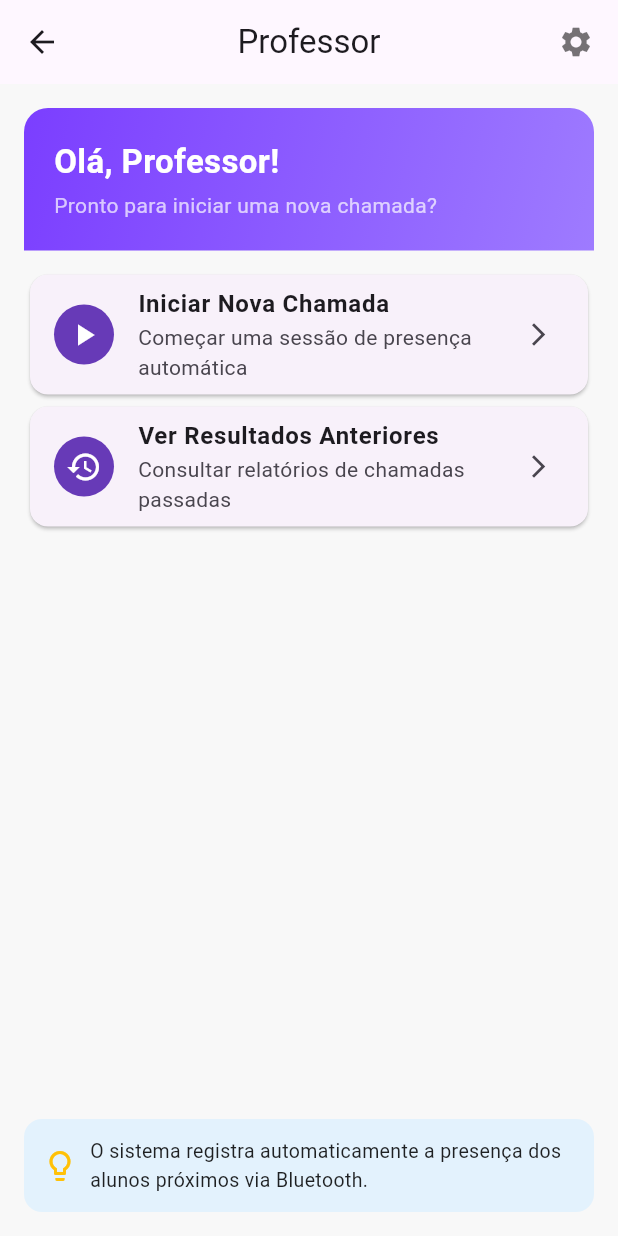
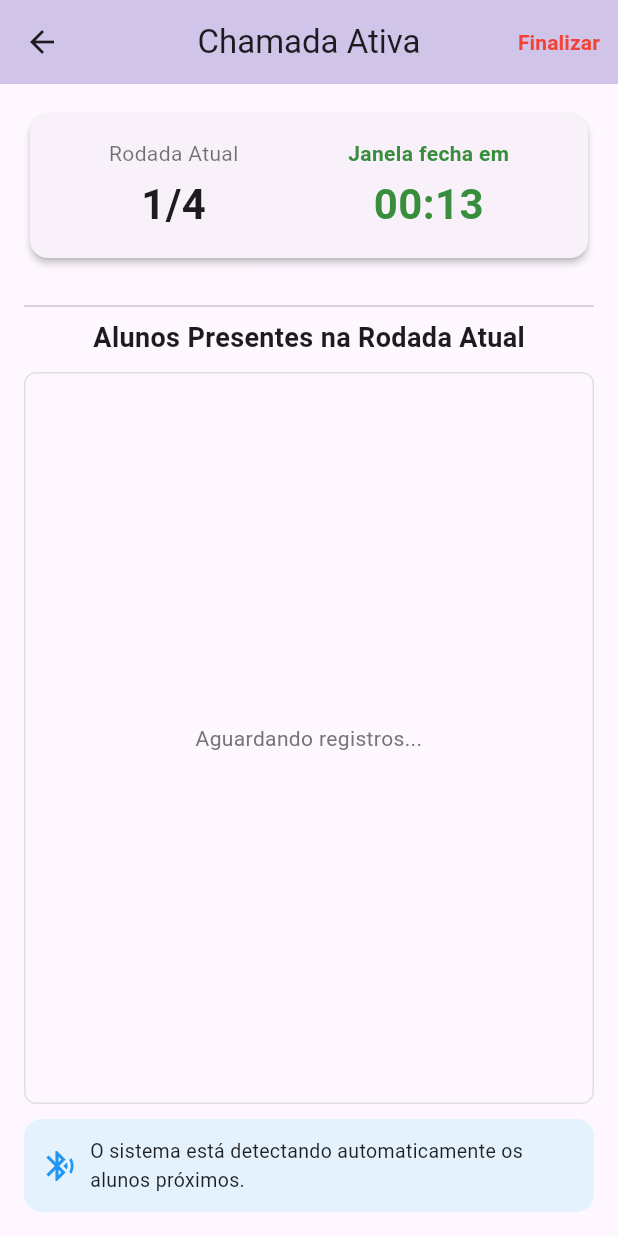
Before and after one commit to GuilhermeHalter/automacao_chamada_N2_Flutter, a Flutter app: the TelaProfessor screen opened directly, after a tap on "Iniciar Nova Chamada", on a phone screen of 412 x 824 dp. Run offline on Flutter 3.47's test engine with Material 3 defaults, Android fonts, the phone set to English and light mode, and no system bars; Roboto replaces fonts that are missing (Poppins).

Commit message:
Tela de Chamada Ativa

```diff
--- /dev/null
+++ b/lib/screens/chamada_ativa_screen.dart
@@ -0,0 +1,232 @@
+import 'dart:async';
+import 'package:flutter/material.dart';
+import 'package:provider/provider.dart';
+import '../services/chamada_timer_service.dart';
+
+class ChamadaAtivaScreen extends StatefulWidget {
+  const ChamadaAtivaScreen({super.key});
+
+  @override
+  State<ChamadaAtivaScreen> createState() => _ChamadaAtivaScreenState();
+}
+
+class _ChamadaAtivaScreenState extends State<ChamadaAtivaScreen> {
+  _ChamadaAtivaScreenState();
+
+  Timer? _uiUpdateTimer;
+
+  @override
+  void initState() {
+    super.initState();
+    _uiUpdateTimer = Timer.periodic(const Duration(seconds: 1), (timer) {
+      if (mounted) {
+        setState(() {});
+      }
+    });
+
+    // --- SIMULAÇÃO: Adiciona alunos após alguns segundos ---
+    Future.delayed(const Duration(seconds: 5), () {
+      if (mounted) {
+        final timerService = context.read<ChamadaTimerService>();
+        timerService.registrarPresencaAluno("Ana Silva", "123");
+      }
+    });
+    Future.delayed(const Duration(seconds: 8), () {
+      if (mounted) {
+        final timerService = context.read<ChamadaTimerService>();
+        timerService.registrarPresencaAluno("Bruno Costa", "456");
+      }
+    });
+    Future.delayed(const Duration(seconds: 12), () {
+      if (mounted) {
+        final timerService = context.read<ChamadaTimerService>();
+        timerService.registrarPresencaAluno("Carlos Mendes", "789");
+      }
+    });
+    Future.delayed(const Duration(seconds: 18), () {
+      if (mounted) {
+        final timerService = context.read<ChamadaTimerService>();
+        timerService.registrarPresencaAluno("Diana Oliveira", "101");
+      }
+    });
+    // --- FIM DA SIMULAÇÃO ---
+  }
+
+  @override
+  void dispose() {
+    _uiUpdateTimer?.cancel();
+    print("ChamadaAtivaScreen: UI Update Timer cancelado.");
+    super.dispose();
+  }
+
+  String _formatDuration(Duration duration) {
+    String twoDigits(int n) => n.toString().padLeft(2, '0');
+    final minutes = twoDigits(duration.inMinutes.remainder(60));
+    final seconds = twoDigits(duration.inSeconds.remainder(60));
+    return "$minutes:$seconds";
+  }
+
+  @override
+  Widget build(BuildContext context) {
+    final timerService = context.watch<ChamadaTimerService>();
+
+    WidgetsBinding.instance.addPostFrameCallback((_) {
+      if (!timerService.chamadaAtiva && mounted) {
+        Navigator.maybePop(context);
+      }
+    });
+
+    return Scaffold(
+      appBar: AppBar(
+        title: const Text('Chamada Ativa'),
+        centerTitle: true,
+        backgroundColor: Colors.deepPurple.shade100,
+        actions: [
+          TextButton(
+            onPressed: () {
+              showDialog(
+                context: context,
+                builder: (ctx) => AlertDialog(
+                  title: const Text('Encerrar Chamada'),
+                  content: const Text('Tem certeza que deseja encerrar a chamada manualmente?'),
+                  actions: [
+                    TextButton(
+                      child: const Text('Cancelar'),
+                      onPressed: () => Navigator.of(ctx).pop(),
+                    ),
+                    TextButton(
+                      child: const Text('Encerrar', style: TextStyle(color: Colors.red)),
+                      onPressed: () {
+                        timerService.encerrarChamadaManualmente();
+                        Navigator.of(ctx).pop();
+                      },
+                    ),
+                  ],
+                ),
+              );
+            },
+            child: const Text(
+              'Finalizar',
+              style: TextStyle(color: Colors.red, fontWeight: FontWeight.bold),
+            ),
+          ),
+        ],
+      ),
+      body: Padding(
+        padding: const EdgeInsets.all(16.0),
+        child: Column(
+          children: [
+            Card(
+              elevation: 2,
+              child: Padding(
+                padding: const EdgeInsets.all(16.0),
+                child: Row(
+                  mainAxisAlignment: MainAxisAlignment.spaceAround,
+                  children: [
+                    Column(
+                      children: [
+                        const Text('Rodada Atual', style: TextStyle(color: Colors.black54)),
+                        const SizedBox(height: 4),
+                        Text(
+                          '${timerService.rodadaAtual}/${ChamadaTimerService.totalRodadas}',
+                          style: const TextStyle(fontSize: 28, fontWeight: FontWeight.bold),
+                        ),
+                      ],
+                    ),
+                    Column(
+                      children: [
+                        Text(
+                          timerService.janelaRegistroAberta
+                              ? 'Janela fecha em'
+                              : (timerService.rodadaAtual < ChamadaTimerService.totalRodadas
+                                  ? 'Próxima rodada em'
+                                  : 'Chamada Concluída'),
+                          style: TextStyle(
+                            color: timerService.janelaRegistroAberta ? Colors.green.shade700 : Colors.orange.shade700,
+                            fontWeight: timerService.janelaRegistroAberta ? FontWeight.bold : FontWeight.normal,
+                          ),
+                        ),
+                        const SizedBox(height: 4),
+                        Text(
+                          timerService.janelaRegistroAberta
+                              ? _formatDuration(timerService.tempoRestanteJanela)
+                              : (timerService.rodadaAtual < ChamadaTimerService.totalRodadas
+                                  ? _formatDuration(timerService.tempoAteProximaRodada)
+                                  : '--:--'),
+                          style: TextStyle(
+                            fontSize: 28,
+                            fontWeight: FontWeight.bold,
+                            color: timerService.janelaRegistroAberta ? Colors.green.shade700 : Colors.orange.shade900,
+                           ),
+                        ),
+                      ],
+                    ),
+                  ],
+                ),
+              ),
+            ),
+
+            const SizedBox(height: 20),
+            const Divider(),
+             const Text(
+              'Alunos Presentes na Rodada Atual',
+              style: TextStyle(fontSize: 18, fontWeight: FontWeight.w600),
+            ),
+            const SizedBox(height: 10),
+
+            Expanded(
+              child: Container(
+                width: double.infinity,
+                decoration: BoxDecoration(
+                  border: Border.all(color: Colors.grey.shade300),
+                  borderRadius: BorderRadius.circular(8),
+                ),
+                child: timerService.alunosPresentesNaRodadaAtual.isEmpty
+                    ? Center(
+                        child: Text(
+                          timerService.janelaRegistroAberta
+                              ? 'Aguardando registros...'
+                              : (timerService.chamadaAtiva ? 'Nenhum registro nesta rodada.' : 'Chamada não iniciada.'),
+                          style: TextStyle(color: Colors.grey.shade600),
+                          textAlign: TextAlign.center,
+                        ),
+                      )
+                    : ListView.builder(
+                        itemCount: timerService.alunosPresentesNaRodadaAtual.length,
+                        itemBuilder: (context, index) {
+                          final aluno = timerService.alunosPresentesNaRodadaAtual[index];
+                          return ListTile(
+                            leading: const Icon(Icons.check_circle, color: Colors.green),
+                            title: Text(aluno['nome'] ?? 'Nome Aluno $index'),
+                            subtitle: Text(aluno['timestamp'] ?? 'Registrado às HH:MM:SS'),
+                          );
+                        },
+                      ),
+              ),
+            ),
+            const SizedBox(height: 10),
+              Container(
+              padding: const EdgeInsets.all(12),
+              decoration: BoxDecoration(
+                color: Colors.blue.shade50,
+                borderRadius: BorderRadius.circular(12),
+              ),
+              child: const Row(
+                children: [
+                  Icon(Icons.bluetooth_searching, color: Colors.blue),
+                  SizedBox(width: 8),
+                  Expanded(
+                    child: Text(
+                      'O sistema está detectando automaticamente os alunos próximos.',
+                      style: TextStyle(fontSize: 13, color: Colors.black87),
+                    ),
+                  ),
+                ],
+              ),
+            ),
+          ],
+        ),
+      ),
+    );
+  }
+}
--- a/lib/screens/professor_screen.dart
+++ b/lib/screens/professor_screen.dart
@@ -1,4 +1,7 @@
 import 'package:flutter/material.dart';
+import 'package:provider/provider.dart';
+import '../services/chamada_timer_service.dart';
+import 'chamada_ativa_screen.dart';
 import 'relatorio_chamada_screen.dart';
 
 class TelaProfessor extends StatelessWidget {
@@ -79,7 +82,14 @@ class TelaProfessor extends StatelessWidget {
                 ),
                 trailing: const Icon(Icons.arrow_forward_ios, size: 18),
                 onTap: () {
-                  // ação futura
+                  final timerService = context.read<ChamadaTimerService>();
+                  timerService.iniciarChamada();
+                  Navigator.push(
+                    context,
+                    MaterialPageRoute(
+                      builder: (context) => const ChamadaAtivaScreen(),
+                    ),
+                  );
                 },
               ),
             ),
--- a/lib/services/chamada_timer_service.dart
+++ b/lib/services/chamada_timer_service.dart
@@ -1,5 +1,6 @@
 import 'dart:async';
 import 'package:flutter/foundation.dart';
+import 'package:intl/intl.dart';
 
 class ChamadaTimerService with ChangeNotifier {
   static const int totalRodadas = 4;
@@ -15,9 +16,13 @@ class ChamadaTimerService with ChangeNotifier {
   DateTime? _inicioProximaRodada;
   DateTime? _fimJanelaRegistroAtual;
 
+  final List<Map<String, String>> _alunosPresentesRodada = [];
+
   int get rodadaAtual => _rodadaAtual;
   bool get chamadaAtiva => _chamadaAtiva;
   bool get janelaRegistroAberta => _janelaRegistroAberta;
+
+  List<Map<String, String>> get alunosPresentesNaRodadaAtual => List.unmodifiable(_alunosPresentesRodada);
 
   Duration get tempoAteProximaRodada {
     if (!_chamadaAtiva || _inicioProximaRodada == null || _rodadaAtual >= totalRodadas) {
@@ -44,6 +49,7 @@ class ChamadaTimerService with ChangeNotifier {
     _rodadaAtual = 0;
     _chamadaAtiva = true;
     _janelaRegistroAberta = false;
+    _alunosPresentesRodada.clear();
     _inicioProximaRodada = DateTime.now();
     _fimJanelaRegistroAtual = null;
     notifyListeners();
@@ -60,6 +66,7 @@ class ChamadaTimerService with ChangeNotifier {
 
     _rodadaAtual++;
     _janelaRegistroAberta = true;
+    _alunosPresentesRodada.clear();
     _fimJanelaRegistroAtual = DateTime.now().add(duracaoJanelaRegistro);
     print("SERVIÇO TIMER: Rodada $_rodadaAtual iniciada. Janela aberta até $_fimJanelaRegistroAtual.");
     notifyListeners();
@@ -109,6 +116,7 @@ class ChamadaTimerService with ChangeNotifier {
     _janelaRegistroAberta = false;
     _inicioProximaRodada = null;
     _fimJanelaRegistroAtual = null;
+    _alunosPresentesRodada.clear();
     notifyListeners();
   }
 
@@ -128,6 +136,25 @@ class ChamadaTimerService with ChangeNotifier {
      _fimJanelaRegistroAtual = null;
   }
 
+  void registrarPresencaAluno(String nomeAluno, String raAluno) {
+    if (janelaRegistroAberta && _chamadaAtiva) {
+      if (!_alunosPresentesRodada.any((aluno) => aluno['ra'] == raAluno)) {
+          final timestamp = DateFormat('HH:mm:ss').format(DateTime.now());
+          _alunosPresentesRodada.add({
+              'nome': nomeAluno,
+              'ra': raAluno,
+              'timestamp': 'Registrado às $timestamp'
+          });
+          print("SERVIÇO TIMER: Aluno $nomeAluno ($raAluno) registrado na rodada $_rodadaAtual.");
+          notifyListeners();
+      } else {
+         print("SERVIÇO TIMER: Aluno $nomeAluno ($raAluno) já registrado na rodada $_rodadaAtual.");
+      }
+    } else {
+       print("SERVIÇO TIMER: Tentativa de registro do aluno $nomeAluno fora da janela ou chamada inativa.");
+    }
+  }
+
   @override
   void dispose() {
     print("SERVIÇO TIMER: Dispose chamado, cancelando timers.");
--- a/pubspec.yaml
+++ b/pubspec.yaml
@@ -34,6 +34,8 @@ dependencies:
   # The following adds the Cupertino Icons font to your application.
   # Use with the CupertinoIcons class for iOS style icons.
   cupertino_icons: ^1.0.8
+  provider: ^6.1.5+1
+  intl: ^0.20.2
 
 dev_dependencies:
   flutter_test:
```
Also changed, not shown: lib/main.dart (+8 -1 lines).
